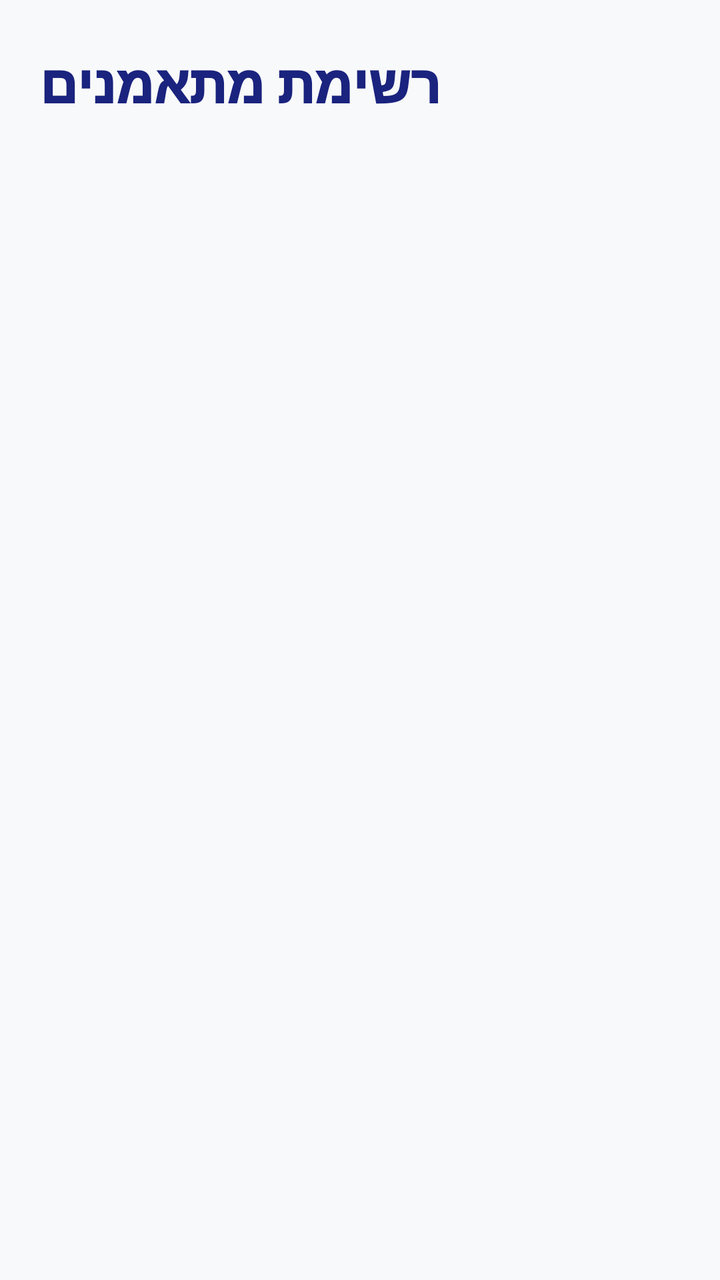
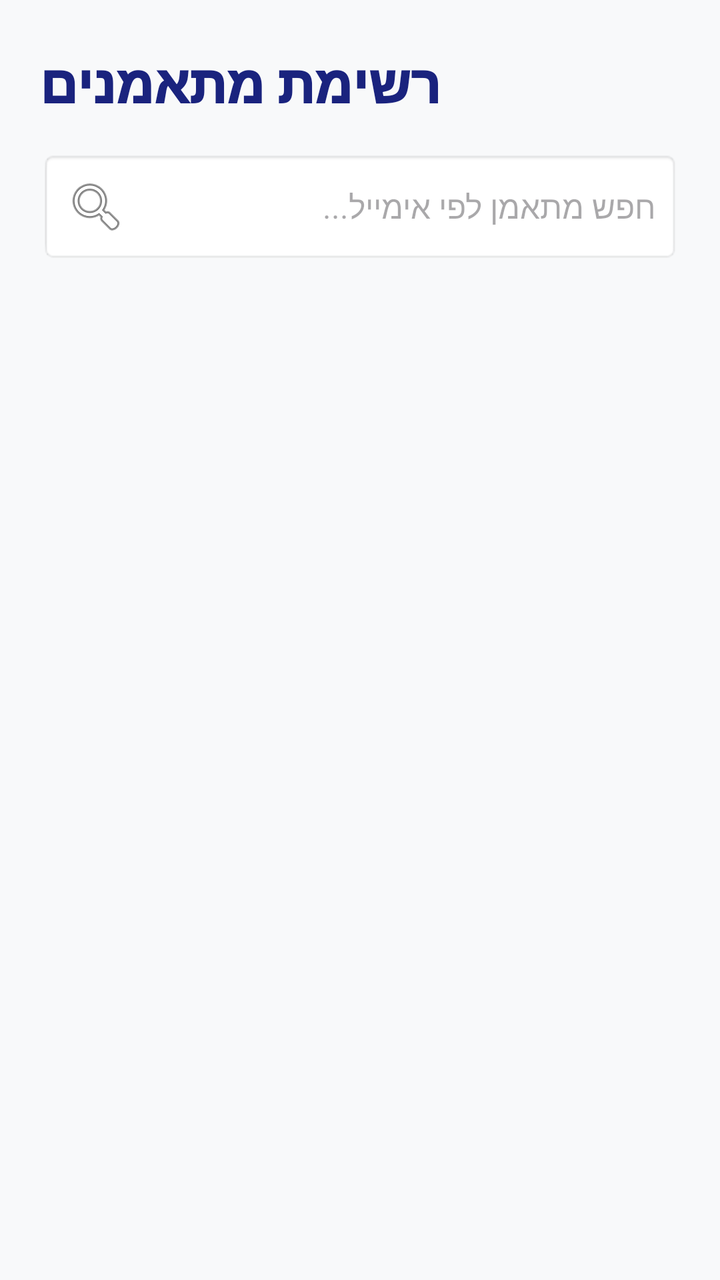

Before-and-after screenshots of an Android layout around one commit, followed by the original layout XML and the change that was made.
<!-- AndroidManifest.xml: application theme Theme.Gym_calender10 -->
<!-- res/layout/activity_users_list.xml -->
<?xml version="1.0" encoding="utf-8"?>
<androidx.constraintlayout.widget.ConstraintLayout xmlns:android="http://schemas.android.com/apk/res/android"
    xmlns:app="http://schemas.android.com/apk/res-auto"
    xmlns:tools="http://schemas.android.com/tools"
    android:id="@+id/main"
    android:layout_width="match_parent"
    android:layout_height="match_parent"
    android:background="#F8F9FA">

    <TextView
        android:id="@+id/tvHeader"
        android:layout_width="wrap_content"
        android:layout_height="wrap_content"
        android:layout_marginStart="20dp"
        android:layout_marginTop="24dp"
        android:fontFamily="sans-serif-black"
        android:text="רשימת מתאמנים"
        android:textColor="#1A237E"
        android:textSize="26sp"
        app:layout_constraintStart_toStartOf="parent"
        app:layout_constraintTop_toTopOf="parent" />

    <androidx.recyclerview.widget.RecyclerView
        android:id="@+id/rcUsers"
        android:layout_width="0dp"
        android:layout_height="0dp"
        android:layout_marginTop="16dp"
        android:clipToPadding="false"
        android:padding="8dp"
        app:layout_constraintBottom_toBottomOf="parent"
        app:layout_constraintEnd_toEndOf="parent"
        app:layout_constraintStart_toStartOf="parent"
        app:layout_constraintTop_toBottomOf="@+id/tvHeader" />

</androidx.constraintlayout.widget.ConstraintLayout>
<!-- resources referenced by this layout -->
<resources>
  <style name="Theme.Gym_calender10" parent="Theme.Material3.Light.NoActionBar">
          <item name="android:colorBackground">#FFFFFF</item>
          <item name="android:textColor">#000000</item>
          <item name="colorPrimary">#2196F3</item>
          <item name="colorPrimaryDark">#1976D2</item>
          <item name="colorAccent">#03A9F4</item>
      </style>
</resources>

<!-- the commit's change to res/layout/activity_users_list.xml (unified diff, before → after) -->
@@ -20,16 +20,32 @@
         app:layout_constraintStart_toStartOf="parent"
         app:layout_constraintTop_toTopOf="parent" />
 
+    <EditText
+        android:id="@+id/etSearchUser"
+        android:layout_width="0dp"
+        android:layout_height="wrap_content"
+        android:layout_marginHorizontal="20dp"
+        android:layout_marginTop="16dp"
+        android:background="@android:drawable/editbox_background_normal"
+        android:drawableStart="@android:drawable/ic_menu_search"
+        android:drawablePadding="12dp"
+        android:hint="חפש מתאמן לפי אימייל..."
+        android:padding="12dp"
+        android:textSize="16sp"
+        app:layout_constraintEnd_toEndOf="parent"
+        app:layout_constraintStart_toStartOf="parent"
+        app:layout_constraintTop_toBottomOf="@+id/tvHeader" />
+
     <androidx.recyclerview.widget.RecyclerView
         android:id="@+id/rcUsers"
         android:layout_width="0dp"
         android:layout_height="0dp"
-        android:layout_marginTop="16dp"
+        android:layout_marginTop="12dp"
         android:clipToPadding="false"
         android:padding="8dp"
         app:layout_constraintBottom_toBottomOf="parent"
         app:layout_constraintEnd_toEndOf="parent"
         app:layout_constraintStart_toStartOf="parent"
-        app:layout_constraintTop_toBottomOf="@+id/tvHeader" />
+        app:layout_constraintTop_toBottomOf="@+id/etSearchUser" />
 
 </androidx.constraintlayout.widget.ConstraintLayout>
